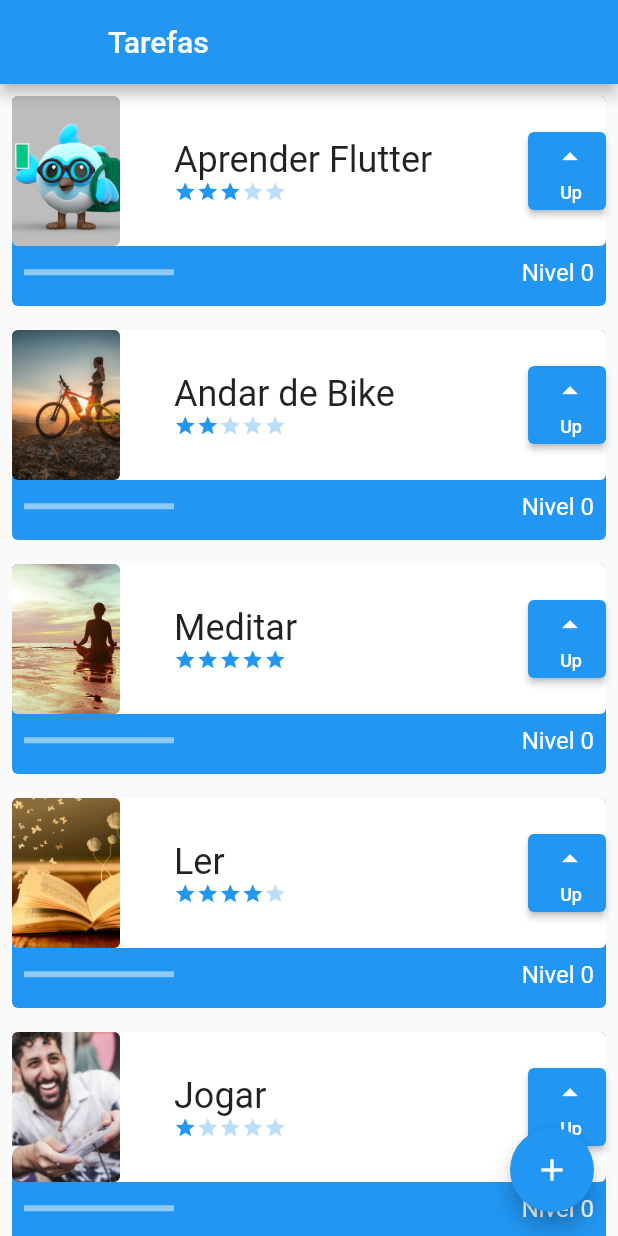
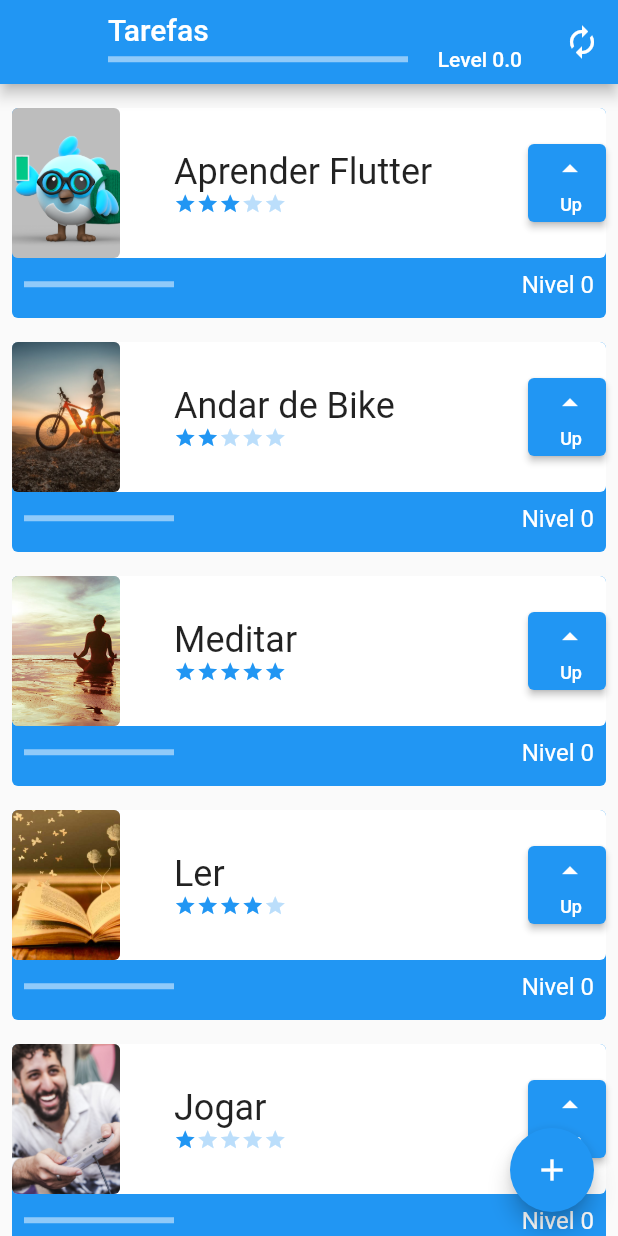
Before and after one commit to cpereiraleonardo/nosso_primeiro_projeto, a Flutter app: the screen it shows after launch, on a phone screen of 412 x 824 dp. Run offline on Flutter 3.47's test engine with Material 2 defaults, Android fonts, the phone set to English and light mode, and no system bars.

```diff
--- a/lib/components/taks.dart
+++ b/lib/components/taks.dart
@@ -1,20 +1,28 @@
-
 import 'package:flutter/material.dart';
 
 import 'difficulty.dart';
 
+// ignore: must_be_immutable
 class Task extends StatefulWidget {
   final String nome;
   final String foto;
   final int dificuldade;
-  const Task(this.nome, this.foto, this.dificuldade, {super.key});
+  Task(this.nome, this.foto, this.dificuldade, {super.key});
+
+  int nivel = 0;
 
   @override
   State<Task> createState() => _TaskState();
 }
 
 class _TaskState extends State<Task> {
-  int nivel = 0;
+  bool assetOrNetwork() {
+    if (widget.foto.contains('http')) {
+      return false;
+    }
+    return true;
+  }
+
   @override
   Widget build(BuildContext context) {
     return Padding(
@@ -48,10 +56,15 @@ class _TaskState extends State<Task> {
                       height: 100,
                       child: ClipRRect(
                         borderRadius: BorderRadius.circular(4.0),
-                        child: Image.asset(
-                          widget.foto,
-                          fit: BoxFit.cover,
-                        ),
+                        child: assetOrNetwork()
+                            ? Image.asset(
+                                widget.foto,
+                                fit: BoxFit.cover,
+                              )
+                            : Image.network(
+                                widget.foto,
+                                fit: BoxFit.cover,
+                              ),
                       ),
                     ),
                     Column(
@@ -77,7 +90,7 @@ class _TaskState extends State<Task> {
                       child: ElevatedButton(
                         onPressed: () {
                           setState(() {
-                            nivel++;
+                            widget.nivel++;
                           });
                           //print(nivel);
                         },
@@ -107,7 +120,7 @@ class _TaskState extends State<Task> {
                       child: LinearProgressIndicator(
                         color: Colors.white,
                         value: (widget.dificuldade >= 0)
-                            ? (nivel / widget.dificuldade) / 10
+                            ? (widget.nivel / widget.dificuldade) / 10
                             : 1,
                       ),
                     ),
@@ -115,7 +128,7 @@ class _TaskState extends State<Task> {
                   Padding(
                     padding: const EdgeInsets.all(8.0),
                     child: Text(
-                      'Nivel $nivel',
+                      'Nivel ${widget.nivel}',
                       style: const TextStyle(
                         color: Colors.white,
                         fontSize: 16,
--- /dev/null
+++ b/lib/data/task_inherited.dart
@@ -0,0 +1,35 @@
+import 'package:flutter/material.dart';
+import 'package:nosso_primeiro_projeto/components/taks.dart';
+
+class TaskInherited extends InheritedWidget {
+ TaskInherited({super.key, required this.child}) : super(child: child);
+
+  @override
+  // ignore: overridden_fields
+  final Widget child;
+
+
+  final List<Task> taskList = [
+     Task('Aprender Flutter', 'assets/images/mascote.png', 3),
+     Task('Andar de Bike', 'assets/images/bike.jpg', 2),
+     Task('Meditar', 'assets/images/meditacao.jpg', 5),
+     Task('Ler', 'assets/images/livro.jpg', 4),
+     Task('Jogar', 'assets/images/kako.jpg', 1),
+  ];
+
+
+  void newTask(String name, String photo, int difficulty) {
+    taskList.add(Task(name, photo, difficulty));
+  }
+
+  static TaskInherited? of(BuildContext context) {
+    final TaskInherited? result =
+        context.dependOnInheritedWidgetOfExactType<TaskInherited>();
+    return result!;
+  }
+
+  @override
+  bool updateShouldNotify(TaskInherited oldWidget) {
+    return oldWidget.taskList.length != taskList.length;
+  }
+}
--- a/lib/main.dart
+++ b/lib/main.dart
@@ -1,5 +1,5 @@
 import 'package:flutter/material.dart';
-import 'package:nosso_primeiro_projeto/screens/form_screen.dart';
+import 'package:nosso_primeiro_projeto/data/task_inherited.dart';
 import 'screens/initial_screen.dart';
 
 void main() {
@@ -17,7 +17,7 @@ class MyApp extends StatelessWidget {
       theme: ThemeData(
         primarySwatch: Colors.blue,
       ),
-      home: const InitialScreen(),
+      home: TaskInherited(child: const InitialScreen()),
     );
   }
 }
--- a/lib/screens/initial_screen.dart
+++ b/lib/screens/initial_screen.dart
@@ -1,8 +1,10 @@
 import 'package:flutter/material.dart';
+import 'package:nosso_primeiro_projeto/data/task_inherited.dart';
 import 'package:nosso_primeiro_projeto/screens/form_screen.dart';
 
 import '../components/taks.dart';
 
+// ignore: must_be_immutable
 class InitialScreen extends StatefulWidget {
   const InitialScreen({super.key});
 
@@ -11,31 +13,74 @@ class InitialScreen extends StatefulWidget {
 }
 
 class _InitialScreenState extends State<InitialScreen> {
+  double levelGlobal = 0.0;
+  double progress = 0.0;
+
+  void calculateLevelGlobal(List<Task> taskList) {
+    levelGlobal = 0;
+    progress = 0;
+
+    for (var i = 0; i < taskList.length; i++) {
+      levelGlobal += (taskList[i].nivel * taskList[i].dificuldade) /10 ;
+    }
+
+    setState(() {
+        progress = levelGlobal / 100;
+    });
+  }
+
   @override
   Widget build(BuildContext context) {
     return Scaffold(
       appBar: AppBar(
         leading: Container(),
-        title: const Text('Tarefas'),
+        title:  Column(
+          mainAxisAlignment: MainAxisAlignment.spaceBetween,
+          crossAxisAlignment: CrossAxisAlignment.start,
+          children: [
+            const Text('Tarefas'),
+            Row(
+              mainAxisAlignment: MainAxisAlignment.spaceBetween,
+              children: [
+                SizedBox(
+                  width: 200,
+                  child: LinearProgressIndicator(
+                    value: progress,
+                    color: Colors.white,
+                  ),
+                ),
+                Text(
+                  'Level $levelGlobal',
+                  style: const TextStyle(fontSize: 14),
+                ),
+              ],
+            )
+          ],
+        ),
+        actions: [
+          IconButton(
+            onPressed: () {
+              calculateLevelGlobal(TaskInherited.of(context)!.taskList);
+            },
+            icon: const Icon(Icons.autorenew_sharp),
+          )
+        ],
       ),
       body: ListView(
-        children: const [
-          Task('Aprender Flutter', 'assets/images/mascote.png', 3),
-          Task('Andar de Bike', 'assets/images/bike.jpg', 2),
-          Task('Meditar', 'assets/images/meditacao.jpg', 5),
-          Task('Ler', 'assets/images/livro.jpg', 4),
-          Task('Jogar', 'assets/images/kako.jpg', 1),
-          SizedBox(
-            height: 80,
-          )
-        ],
+        padding: const EdgeInsets.only(
+          top: 8,
+          bottom: 70,
+        ),
+        children: TaskInherited.of(context)!.taskList,
       ),
       floatingActionButton: FloatingActionButton(
         onPressed: () {
           Navigator.push(
               context,
               MaterialPageRoute(
-                builder: (context) => FormScreen(),
+                builder: (contextNew) => FormScreen(
+                  taskContext: context,
+                ),
               ));
         },
         child: const Icon(Icons.add),
```
Also changed, not shown: lib/screens/form_screen.dart (+29 -11 lines).
